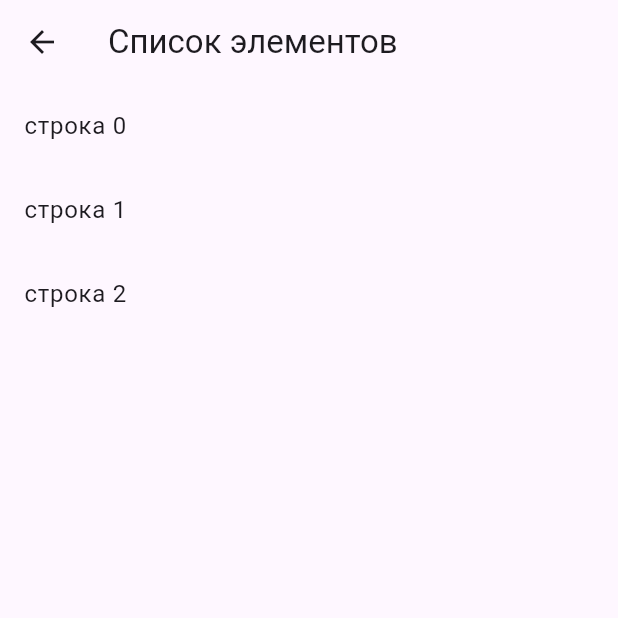
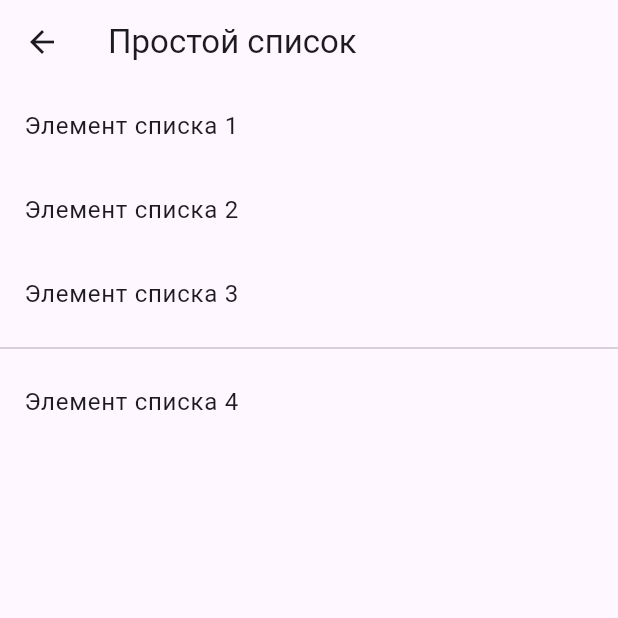
Before and after one commit to Sharager/RMP, a Flutter app: the screen it shows after launch, after a tap on "Простой список", on a phone screen of 412 x 824 dp, the top half of it. Run offline on Flutter 3.47's test engine with Material 3 defaults, Android fonts, the phone set to English and light mode, and no system bars.

Commit message:
Перенос изменений из master в lab5

```diff
--- a/lab5/lib/infinity_list.dart
+++ b/lab5/lib/infinity_list.dart
@@ -2,13 +2,15 @@ import 'package:flutter/material.dart';
 
 class InfinityList extends StatelessWidget {
   const InfinityList({super.key});
+
+  static const routeName = '/infinity';
 
   @override
   Widget build(BuildContext context) {
     return Scaffold(
       appBar: AppBar(title: const Text('Список элементов')),
       body: ListView.builder(
-        itemCount: null, // Бесконечная прокрутка
+        itemCount: null,
         itemBuilder: (context, index) {
           return ListTile(title: Text('строка $index'));
         },
--- a/lab5/lib/infinity_math_list.dart
+++ b/lab5/lib/infinity_math_list.dart
@@ -4,12 +4,14 @@ import 'dart:math';
 class InfinityMathList extends StatelessWidget {
   const InfinityMathList({super.key});
 
+  static const routeName = '/math';
+
   @override
   Widget build(BuildContext context) {
     return Scaffold(
       appBar: AppBar(title: const Text('Список элементов')),
       body: ListView.builder(
-        itemCount: null, // Бесконечная прокрутка
+        itemCount: null,
         itemBuilder: (context, index) {
           return ListTile(title: Text('2^$index = ${pow(2, index)}'));
         },
--- a/lab5/lib/main.dart
+++ b/lab5/lib/main.dart
@@ -15,7 +15,13 @@ class MyApp extends StatelessWidget {
     return MaterialApp(
       title: 'Списки в Flutter',
       theme: ThemeData(primarySwatch: Colors.blue),
-      home: const MainScreen(),
+      routes: {
+        '/': (context) => const MainScreen(),
+        '/simple': (context) => const SimpleList(),
+        '/infinity': (context) => const InfinityList(),
+        '/math': (context) => const InfinityMathList(),
+      },
+      initialRoute: '/',
     );
   }
 }
@@ -32,30 +38,15 @@ class MainScreen extends StatelessWidget {
           mainAxisAlignment: MainAxisAlignment.center,
           children: [
             ElevatedButton(
-              onPressed: () {
-                Navigator.push(
-                  context,
-                  MaterialPageRoute(builder: (context) => const SimpleList()),
-                );
-              },
+              onPressed: () => Navigator.pushNamed(context, '/simple'),
               child: const Text('Простой список'),
             ),
             ElevatedButton(
-              onPressed: () {
-                Navigator.push(
-                  context,
-                  MaterialPageRoute(builder: (context) => const InfinityList()),
-                );
-              },
+              onPressed: () => Navigator.pushNamed(context, '/infinity'),
               child: const Text('Бесконечный список'),
             ),
             ElevatedButton(
-              onPressed: () {
-                Navigator.push(
-                  context,
-                  MaterialPageRoute(builder: (context) => const InfinityMathList()),
-                );
-              },
+              onPressed: () => Navigator.pushNamed(context, '/math'),
               child: const Text('Степени двойки'),
             ),
           ],
--- a/lab5/lib/simple_list.dart
+++ b/lab5/lib/simple_list.dart
@@ -3,17 +3,25 @@ import 'package:flutter/material.dart';
 class SimpleList extends StatelessWidget {
   const SimpleList({super.key});
 
+  static const routeName = '/simple';
+
   @override
   Widget build(BuildContext context) {
     return Scaffold(
       appBar: AppBar(
-        title: const Text('Список элементов'),
+        title: const Text('Простой список'),
+        leading: IconButton(
+          icon: const Icon(Icons.arrow_back),
+          onPressed: () => Navigator.pop(context),
+        ),
       ),
       body: ListView(
         children: const [
-          ListTile(title: Text('строка 0')),
-          ListTile(title: Text('строка 1')),
-          ListTile(title: Text('строка 2')),
+          ListTile(title: Text('Элемент списка 1')),
+          ListTile(title: Text('Элемент списка 2')),
+          ListTile(title: Text('Элемент списка 3')),
+          Divider(),
+          ListTile(title: Text('Элемент списка 4')),
         ],
       ),
     );
```
